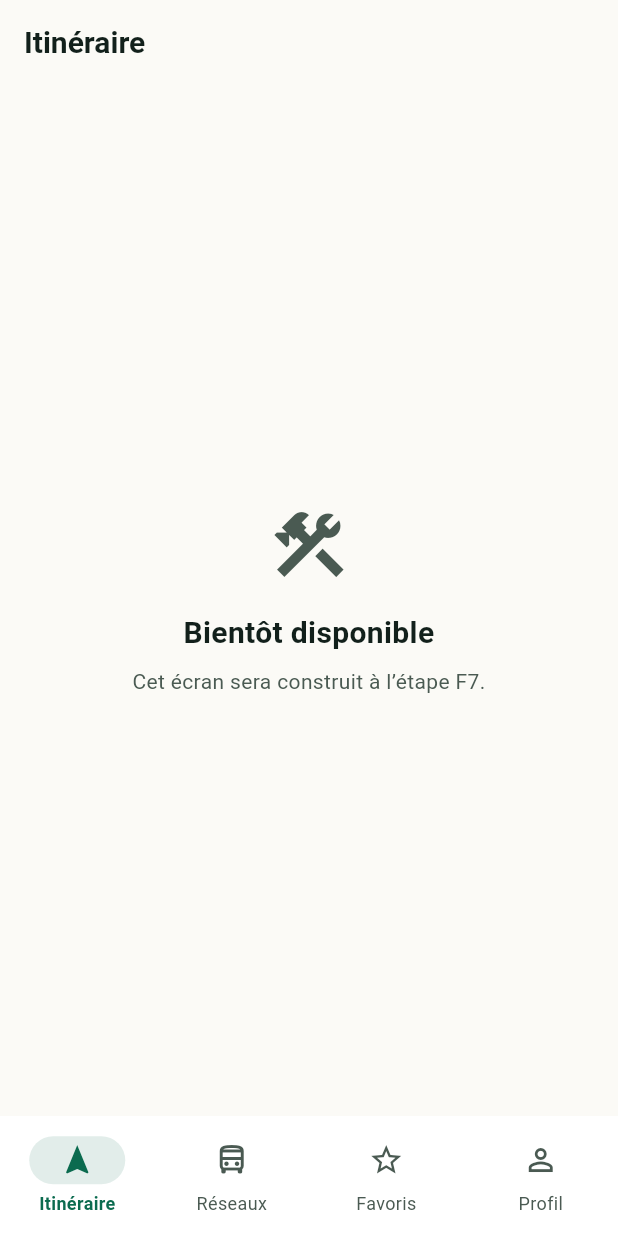
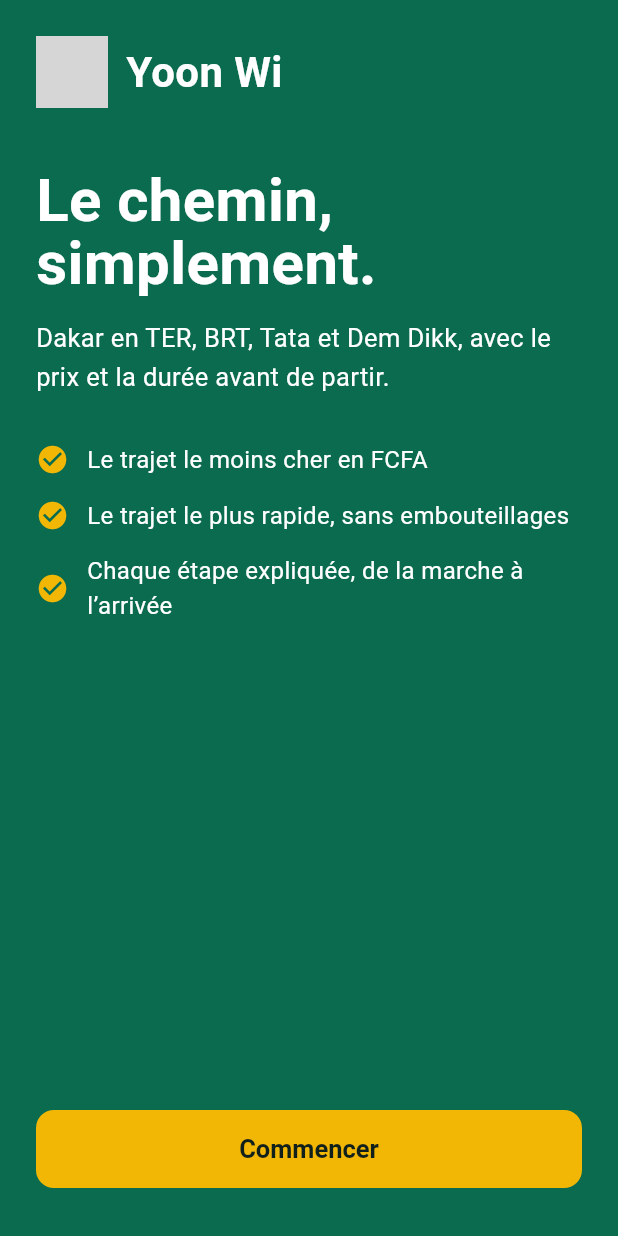
Before and after one commit to ibrahimaNdir/yoon_wi, a Flutter app: the screen it shows after launch, on a phone screen of 412 x 824 dp. Run offline on Flutter 3.47's test engine with Material 3 defaults, Android fonts, the light colour scheme and no system bars; our stand-ins replace dartz, equatable, flutter_bloc, get_it, go_router, permission_handler and 1 more; grey boxes are pictures that could not be loaded.

Commit message:
feat(onboarding): accueil et permissions

```diff
--- a/lib/app.dart
+++ b/lib/app.dart
@@ -4,14 +4,18 @@ import 'package:yoon_wi/core/router/app_router.dart';
 import 'package:yoon_wi/core/theme/app_theme.dart';
 
 class YoonWiApp extends StatefulWidget {
-  const YoonWiApp({super.key});
+  const YoonWiApp({super.key, this.showOnboarding = false});
+
+  final bool showOnboarding;
 
   @override
   State<YoonWiApp> createState() => _YoonWiAppState();
 }
 
 class _YoonWiAppState extends State<YoonWiApp> {
-  late final GoRouter _router = createAppRouter();
+  late final GoRouter _router = createAppRouter(
+    showOnboarding: widget.showOnboarding,
+  );
 
   @override
   Widget build(BuildContext context) {
--- a/lib/core/router/app_router.dart
+++ b/lib/core/router/app_router.dart
@@ -3,13 +3,23 @@ import 'package:yoon_wi/core/router/app_shell.dart';
 import 'package:yoon_wi/core/router/route_names.dart';
 import 'package:yoon_wi/features/favorites/presentation/pages/favorites_page.dart';
 import 'package:yoon_wi/features/networks/presentation/pages/types_page.dart';
+import 'package:yoon_wi/features/onboarding/presentation/pages/permissions_page.dart';
+import 'package:yoon_wi/features/onboarding/presentation/pages/welcome_page.dart';
 import 'package:yoon_wi/features/search/presentation/pages/search_page.dart';
 import 'package:yoon_wi/features/settings/presentation/pages/profile_page.dart';
 
-GoRouter createAppRouter() {
+GoRouter createAppRouter({bool showOnboarding = false}) {
   return GoRouter(
-    initialLocation: RouteNames.search,
+    initialLocation: showOnboarding ? RouteNames.welcome : RouteNames.search,
     routes: [
+      GoRoute(
+        path: RouteNames.welcome,
+        builder: (context, state) => const WelcomePage(),
+      ),
+      GoRoute(
+        path: RouteNames.permissions,
+        builder: (context, state) => const PermissionsPage(),
+      ),
       StatefulShellRoute.indexedStack(
         builder:
             (context, state, navigationShell) =>
--- a/lib/core/router/route_names.dart
+++ b/lib/core/router/route_names.dart
@@ -1,8 +1,16 @@
 class RouteNames {
   RouteNames._();
 
+  static const welcome = '/welcome';
+  static const permissions = '/permissions';
   static const search = '/search';
   static const networks = '/networks';
   static const favorites = '/favorites';
   static const profile = '/profile';
+
+  static String linesOf(String type) =>
+      '$networks/${Uri.encodeComponent(type)}';
+
+  static String stopsOf(String type, String line) =>
+      '${linesOf(type)}/${Uri.encodeComponent(line)}';
 }
--- /dev/null
+++ b/lib/features/onboarding/presentation/pages/welcome_page.dart
@@ -0,0 +1,120 @@
+import 'package:flutter/material.dart';
+import 'package:go_router/go_router.dart';
+import 'package:yoon_wi/core/router/route_names.dart';
+import 'package:yoon_wi/core/theme/app_colors.dart';
+import 'package:yoon_wi/core/theme/app_text_styles.dart';
+
+class WelcomePage extends StatelessWidget {
+  const WelcomePage({super.key});
+
+  static const _points = [
+    'Le trajet le moins cher en FCFA',
+    'Le trajet le plus rapide, sans embouteillages',
+    'Chaque étape expliquée, de la marche à l’arrivée',
+  ];
+
+  @override
+  Widget build(BuildContext context) {
+    return Scaffold(
+      backgroundColor: AppColors.primary,
+      body: SafeArea(
+        child: CustomScrollView(
+          slivers: [
+            SliverFillRemaining(
+              hasScrollBody: false,
+              child: Padding(
+                padding: const EdgeInsets.fromLTRB(24, 24, 24, 32),
+                child: Column(
+                  crossAxisAlignment: CrossAxisAlignment.start,
+                  children: [
+                    Row(
+                      children: [
+                        Image.asset(
+                          'assets/icons/logo.png',
+                          width: 48,
+                          height: 48,
+                          errorBuilder:
+                              (context, error, stackTrace) => const Icon(
+                                Icons.route,
+                                color: Colors.white,
+                                size: 48,
+                              ),
+                        ),
+                        const SizedBox(width: 12),
+                        const Text(
+                          'Yoon Wi',
+                          style: TextStyle(
+                            color: Colors.white,
+                            fontSize: 28,
+                            fontWeight: FontWeight.w700,
+                          ),
+                        ),
+                      ],
+                    ),
+                    const SizedBox(height: 40),
+                    Semantics(
+                      header: true,
+                      child: const Text(
+                        'Le chemin, simplement.',
+                        style: TextStyle(
+                          color: Colors.white,
+                          fontSize: 40,
+                          height: 1.05,
+                          fontWeight: FontWeight.w700,
+                        ),
+                      ),
+                    ),
+                    const SizedBox(height: 16),
+                    const Text(
+                      'Dakar en TER, BRT, Tata et Dem Dikk, avec le prix et la durée avant de partir.',
+                      style: TextStyle(
+                        color: Colors.white,
+                        fontSize: 17,
+                        height: 1.5,
+                      ),
+                    ),
+                    const SizedBox(height: 24),
+                    for (final point in _points)
+                      Padding(
+                        padding: const EdgeInsets.symmetric(vertical: 7),
+                        child: Row(
+                          children: [
+                            const Icon(
+                              Icons.check_circle,
+                              color: AppColors.accent,
+                              size: 22,
+                            ),
+                            const SizedBox(width: 12),
+                            Expanded(
+                              child: Text(
+                                point,
+                                style: const TextStyle(
+                                  color: Colors.white,
+                                  fontSize: 16,
+                                ),
+                              ),
+                            ),
+                          ],
+                        ),
+                      ),
+                    const Spacer(),
+                    const SizedBox(height: 24),
+                    ElevatedButton(
+                      onPressed: () => context.go(RouteNames.permissions),
+                      style: ElevatedButton.styleFrom(
+                        backgroundColor: AppColors.accent,
+                        foregroundColor: AppColors.ink,
+                        textStyle: AppTextStyles.button.copyWith(fontSize: 17),
+                      ),
+                      child: const Text('Commencer'),
+                    ),
+                  ],
+                ),
+              ),
+            ),
+          ],
+        ),
+      ),
+    );
+  }
+}
--- a/pubspec.yaml
+++ b/pubspec.yaml
@@ -71,6 +71,7 @@ flutter:
   uses-material-design: true
   assets:
     - assets/data/
+    - assets/icons/
 dependency_overrides:
   geolocator_android: 5.0.3
 
```
Also changed, not shown: lib/core/di/injection_container.dart (+22 -1 lines), lib/core/services/permission_service.dart (added, +17 -0 lines), lib/features/onboarding/data/datasources/onboarding_local_datasource.dart (added, +21 -0 lines), lib/features/onboarding/data/repositories/onboarding_repository_impl.dart (added, +28 -0 lines), lib/features/onboarding/domain/repositories/onboarding_repository.dart (added, +7 -0 lines), lib/features/onboarding/domain/usecases/get_onboarding_seen.dart (added, +12 -0 lines), lib/features/onboarding/domain/usecases/mark_onboarding_seen.dart (added, +12 -0 lines), lib/features/onboarding/presentation/bloc/onboarding_cubit.dart (added, +27 -0 lines), lib/features/onboarding/presentation/bloc/onboarding_state.dart (added, +12 -0 lines), lib/features/onboarding/presentation/pages/permissions_page.dart (added, +132 -0 lines), lib/main.dart (+7 -1 lines), 2 other files.
